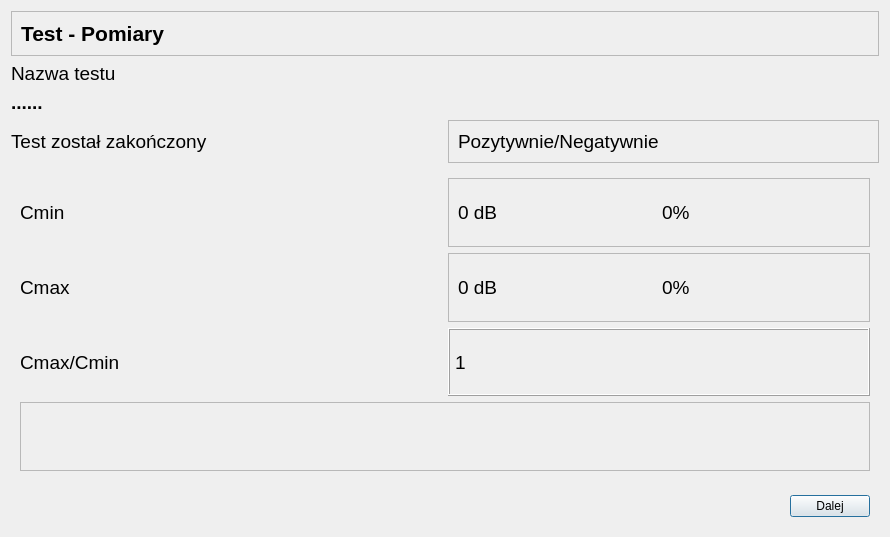
Old version of the form CzujkiLinioweApp/oknopodsumowanietestu.ui in the repository wiacekmarcin/CzujkiLiniowe.
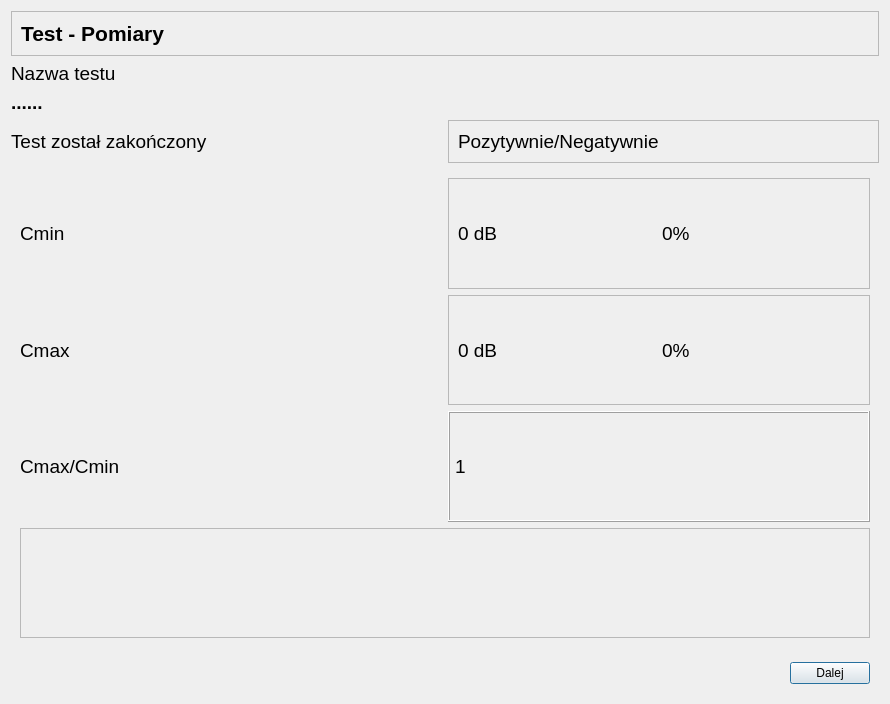
New version of the form. Icons and pictures are not drawn.

```diff
--- a/CzujkiLinioweApp/oknopodsumowanietestu.ui
+++ b/CzujkiLinioweApp/oknopodsumowanietestu.ui
@@ -7,7 +7,7 @@
     <x>0</x>
     <y>0</y>
     <width>890</width>
-    <height>537</height>
+    <height>704</height>
    </rect>
   </property>
   <property name="windowTitle">
@@ -142,7 +142,7 @@
    <item row="6" column="0" colspan="2">
     <widget class="QStackedWidget" name="stackedWidget">
      <property name="currentIndex">
-      <number>1</number>
+      <number>5</number>
      </property>
      <widget class="QWidget" name="odtwarzalnosc">
       <layout class="QGridLayout" name="gridLayout_odtwarzalnosc">
@@ -1605,6 +1605,294 @@
        </item>
       </layout>
      </widget>
+     <widget class="QWidget" name="rozporoszoneswiatlo">
+      <layout class="QGridLayout" name="gridLayoutrozporoszoneswiatlo">
+       <item row="1" column="1">
+        <widget class="QFrame" name="rozporoszoneswiatlofrcmax">
+         <property name="frameShape">
+          <enum>QFrame::StyledPanel</enum>
+         </property>
+         <property name="frameShadow">
+          <enum>QFrame::Raised</enum>
+         </property>
+         <layout class="QHBoxLayout" name="horizontalLayoutrozporoszoneswiatlocmax">
+          <item>
+           <widget class="QLabel" name="rozporoszoneswiatloCmax">
+            <property name="font">
+             <font>
+              <pointsize>14</pointsize>
+             </font>
+            </property>
+            <property name="text">
+             <string>0 dB</string>
+            </property>
+           </widget>
+          </item>
+          <item>
+           <widget class="QLabel" name="rozporoszoneswiatloCmax2">
+            <property name="font">
+             <font>
+              <pointsize>14</pointsize>
+             </font>
+            </property>
+            <property name="text">
+             <string>0%</string>
+            </property>
+           </widget>
+          </item>
+         </layout>
+        </widget>
+       </item>
+       <item row="0" column="1">
+        <widget class="QFrame" name="rozporoszoneswiatlofrcmin">
+         <property name="frameShape">
+          <enum>QFrame::StyledPanel</enum>
+         </property>
+         <property name="frameShadow">
+          <enum>QFrame::Raised</enum>
+         </property>
+         <layout class="QHBoxLayout" name="horizontalLayoutrozporoszoneswiatlocmin">
+          <item>
+           <widget class="QLabel" name="rozporoszoneswiatloCmin">
+            <property name="font">
+             <font>
+              <pointsize>14</pointsize>
+             </font>
+            </property>
+            <property name="text">
+             <string>0 dB</string>
+            </property>
+           </widget>
+          </item>
+          <item>
+           <widget class="QLabel" name="rozporoszoneswiatloCmin2">
+            <property name="font">
+             <font>
+              <pointsize>14</pointsize>
+             </font>
+            </property>
+            <property name="text">
+             <string>0%</string>
+            </property>
+           </widget>
+          </item>
+         </layout>
+        </widget>
+       </item>
+       <item row="2" column="0">
+        <widget class="QLabel" name="eRozproszoneSwiatloCmaxCmin">
+         <property name="font">
+          <font>
+           <pointsize>14</pointsize>
+          </font>
+         </property>
+         <property name="text">
+          <string>Cmax/Cmin</string>
+         </property>
+        </widget>
+       </item>
+       <item row="1" column="0">
+        <widget class="QLabel" name="eRozproszoneSwiatloCmax">
+         <property name="font">
+          <font>
+           <pointsize>14</pointsize>
+          </font>
+         </property>
+         <property name="text">
+          <string>Cmax</string>
+         </property>
+        </widget>
+       </item>
+       <item row="0" column="0">
+        <widget class="QLabel" name="eRozproszoneSwiatloCmin">
+         <property name="font">
+          <font>
+           <pointsize>14</pointsize>
+          </font>
+         </property>
+         <property name="text">
+          <string>Cmin</string>
+         </property>
+         <property name="wordWrap">
+          <bool>true</bool>
+         </property>
+        </widget>
+       </item>
+       <item row="2" column="1">
+        <widget class="QLabel" name="rozporoszoneswiatloCmaxCmin">
+         <property name="font">
+          <font>
+           <pointsize>14</pointsize>
+          </font>
+         </property>
+         <property name="frameShape">
+          <enum>QFrame::Box</enum>
+         </property>
+         <property name="frameShadow">
+          <enum>QFrame::Raised</enum>
+         </property>
+         <property name="text">
+          <string>1</string>
+         </property>
+        </widget>
+       </item>
+       <item row="3" column="0" colspan="2">
+        <widget class="QFrame" name="frRozproszoneSwiatloPrzebieg">
+         <property name="frameShape">
+          <enum>QFrame::StyledPanel</enum>
+         </property>
+         <property name="frameShadow">
+          <enum>QFrame::Raised</enum>
+         </property>
+         <layout class="QGridLayout" name="rozporoszoneswiatloPrzebiegGridLayout"/>
+        </widget>
+       </item>
+      </layout>
+     </widget>
+     <widget class="QWidget" name="tolerancjanapieciazasilania">
+      <layout class="QGridLayout" name="gridLayouttolerancjanapieciazasilania">
+       <item row="1" column="1">
+        <widget class="QFrame" name="tolerancjanapieciazasilaniafrcmax">
+         <property name="frameShape">
+          <enum>QFrame::StyledPanel</enum>
+         </property>
+         <property name="frameShadow">
+          <enum>QFrame::Raised</enum>
+         </property>
+         <layout class="QHBoxLayout" name="horizontalLayouttolerancjanapieciazasilaniacmax">
+          <item>
+           <widget class="QLabel" name="tolerancjanapieciazasilaniaCmax">
+            <property name="font">
+             <font>
+              <pointsize>14</pointsize>
+             </font>
+            </property>
+            <property name="text">
+             <string>0 dB</string>
+            </property>
+           </widget>
+          </item>
+          <item>
+           <widget class="QLabel" name="tolerancjanapieciazasilaniaCmax2">
+            <property name="font">
+             <font>
+              <pointsize>14</pointsize>
+             </font>
+            </property>
+            <property name="text">
+             <string>0%</string>
+            </property>
+           </widget>
+          </item>
+         </layout>
+        </widget>
+       </item>
+       <item row="0" column="1">
+        <widget class="QFrame" name="tolerancjanapieciazasilaniafrcmin">
+         <property name="frameShape">
+          <enum>QFrame::StyledPanel</enum>
+         </property>
+         <property name="frameShadow">
+          <enum>QFrame::Raised</enum>
+         </property>
+         <layout class="QHBoxLayout" name="horizontalLayouttolerancjanapieciazasilaniacmin">
+          <item>
+           <widget class="QLabel" name="tolerancjanapieciazasilaniaCmin">
+            <property name="font">
+             <font>
+              <pointsize>14</pointsize>
+             </font>
+            </property>
+            <property name="text">
+             <string>0 dB</string>
+            </property>
+           </widget>
+          </item>
+          <item>
+           <widget class="QLabel" name="tolerancjanapieciazasilaniaCmin2">
+            <property name="font">
+             <font>
+              <pointsize>14</pointsize>
+             </font>
+            </property>
+            <property name="text">
+             <string>0%</string>
+            </property>
+           </widget>
+          </item>
+         </layout>
+        </widget>
+       </item>
+       <item row="2" column="0">
+        <widget class="QLabel" name="eTolerancjaNapieciaZasilaniaCmaxCmin">
+         <property name="font">
+          <font>
+           <pointsize>14</pointsize>
+          </font>
+         </property>
+         <property name="text">
+          <string>Cmax/Cmin</string>
+         </property>
+        </widget>
+       </item>
+       <item row="1" column="0">
+        <widget class="QLabel" name="eTolerancjaNapieciaZasilaniaCmax">
+         <property name="font">
+          <font>
+           <pointsize>14</pointsize>
+          </font>
+         </property>
+         <property name="text">
+          <string>Cmax</string>
+         </property>
+        </widget>
+       </item>
+       <item row="0" column="0">
+        <widget class="QLabel" name="eTolerancjaNapieciaZasilaniaCmin">
+         <property name="font">
+          <font>
+           <pointsize>14</pointsize>
+          </font>
+         </property>
+         <property name="text">
+          <string>Cmin</string>
+         </property>
+         <property name="wordWrap">
+          <bool>true</bool>
+         </property>
+        </widget>
+       </item>
+       <item row="2" column="1">
+        <widget class="QLabel" name="tolerancjanapieciazasilaniaCmaxCmin">
+         <property name="font">
+          <font>
+           <pointsize>14</pointsize>
+          </font>
+         </property>
+         <property name="frameShape">
+          <enum>QFrame::Box</enum>
+         </property>
+         <property name="frameShadow">
+          <enum>QFrame::Raised</enum>
+         </property>
+         <property name="text">
+          <string>1</string>
+         </property>
+        </widget>
+       </item>
+       <item row="3" column="0" colspan="2">
+        <widget class="QFrame" name="frTolerancjaNapieciaZasilaniaPrzebieg">
+         <property name="frameShape">
+          <enum>QFrame::StyledPanel</enum>
+         </property>
+         <property name="frameShadow">
+          <enum>QFrame::Raised</enum>
+         </property>
+         <layout class="QGridLayout" name="tolerancjanapieciazasilaniaPrzebiegGridLayout"/>
+        </widget>
+       </item>
+      </layout>
+     </widget>
     </widget>
    </item>
   </layout>
```
